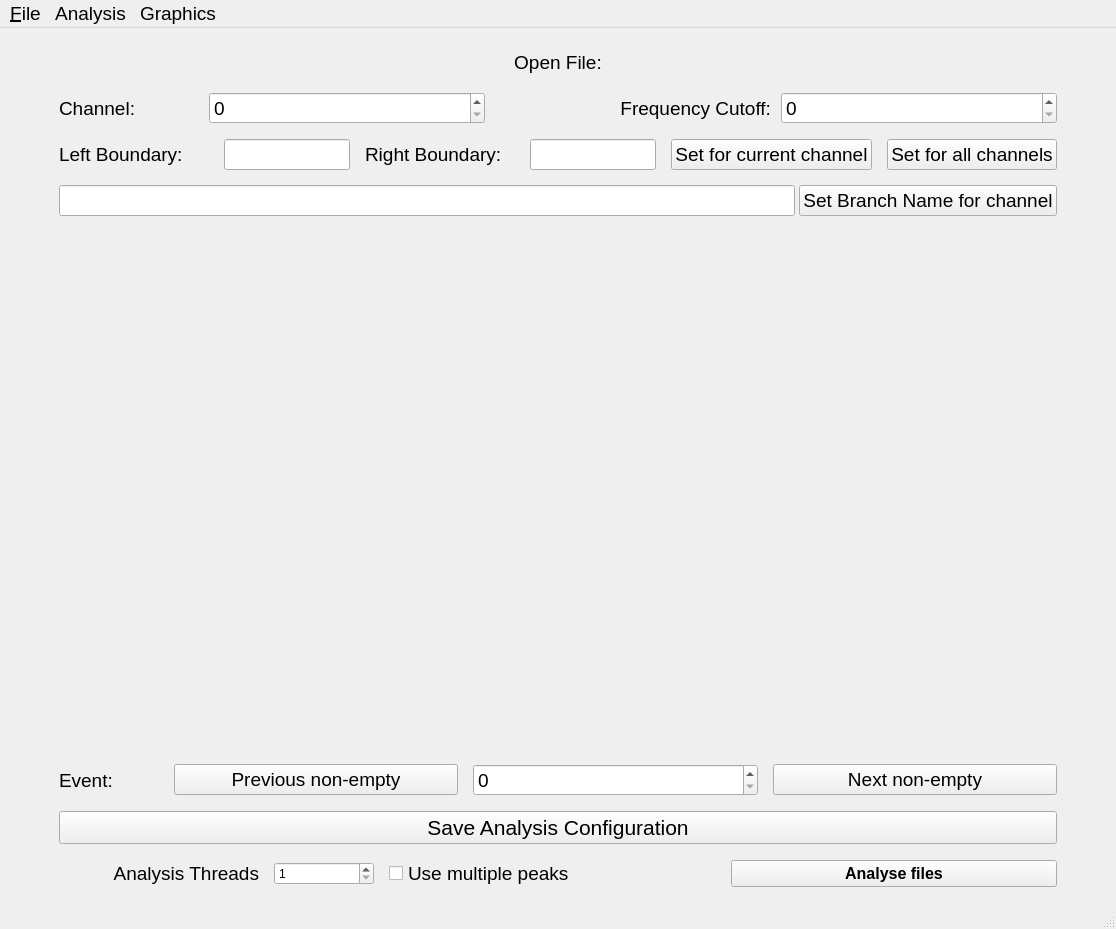
Before: the Qt Designer form AnalysisGUI/src/mainwindow.ui in Albuspercivalwulfricbrian/ADC64_analysis_with_GUI, drawn with Qt 5.
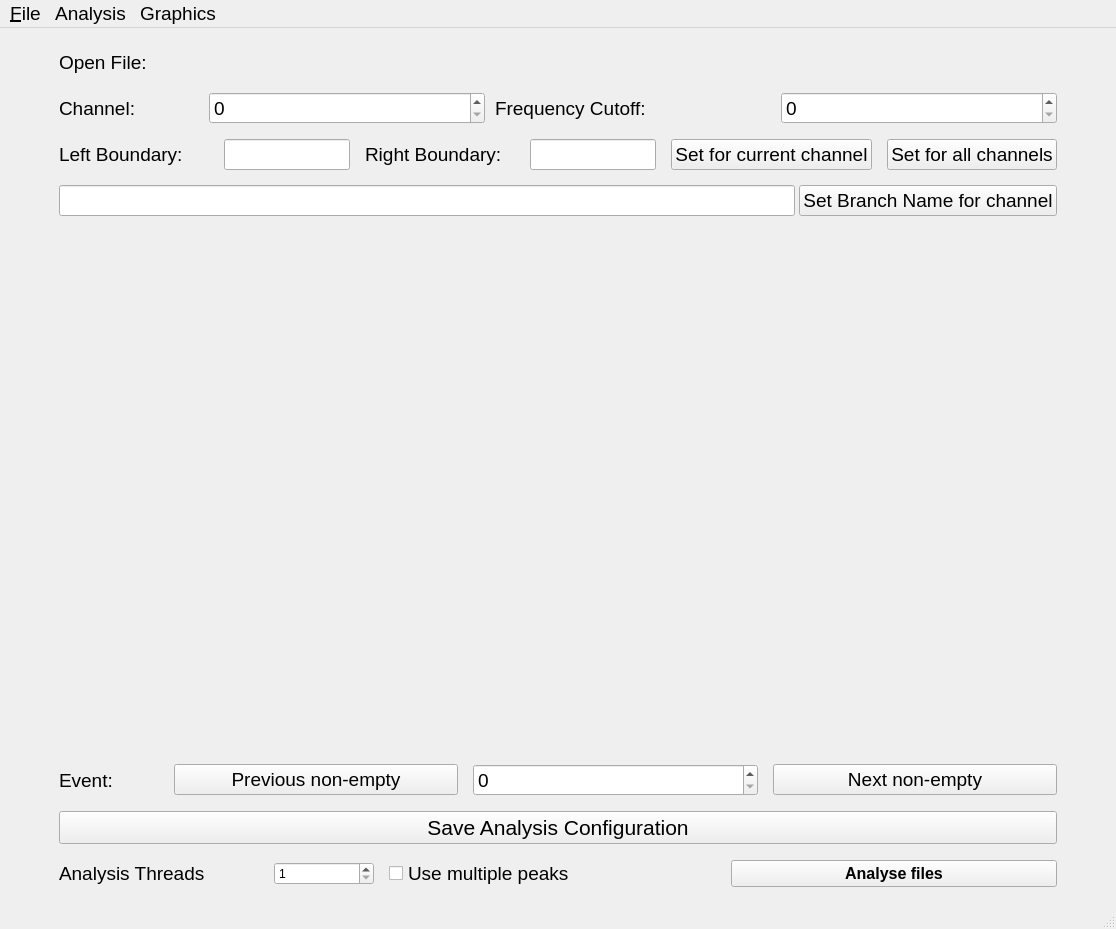
After: the same form once the commit is applied. Custom widgets are drawn as their Qt base class.

```diff
--- a/AnalysisGUI/src/mainwindow.ui
+++ b/AnalysisGUI/src/mainwindow.ui
@@ -48,9 +48,6 @@
         <property name="text">
          <string>Open File:</string>
         </property>
-        <property name="alignment">
-         <set>Qt::AlignmentFlag::AlignCenter</set>
-        </property>
        </widget>
       </item>
       <item>
@@ -104,9 +101,6 @@
           <property name="text">
            <string>Frequency Cutoff:</string>
           </property>
-          <property name="alignment">
-           <set>Qt::AlignmentFlag::AlignRight|Qt::AlignmentFlag::AlignTrailing|Qt::AlignmentFlag::AlignVCenter</set>
-          </property>
          </widget>
         </item>
         <item>
@@ -469,9 +463,6 @@
           <property name="text">
            <string>Analysis Threads</string>
           </property>
-          <property name="alignment">
-           <set>Qt::AlignmentFlag::AlignRight|Qt::AlignmentFlag::AlignTrailing|Qt::AlignmentFlag::AlignVCenter</set>
-          </property>
          </widget>
         </item>
         <item>
```
Left out of the diff: 56 changed lines with no effect on the pictures.
